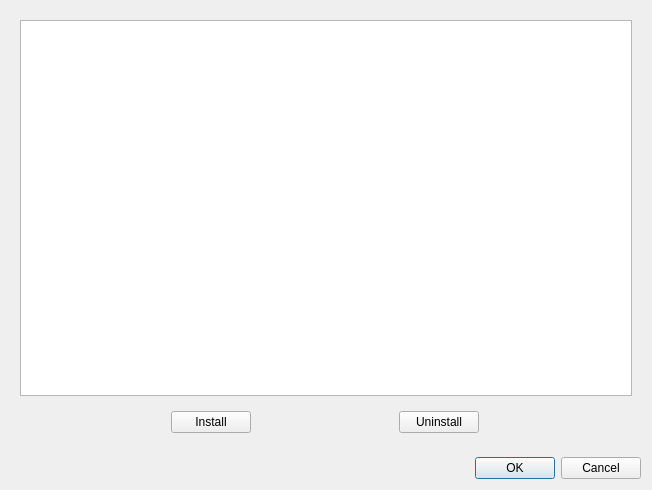
First picture: the form in src/ui/package_manager.ui, repository Mudlet/Mudlet, before the edit.
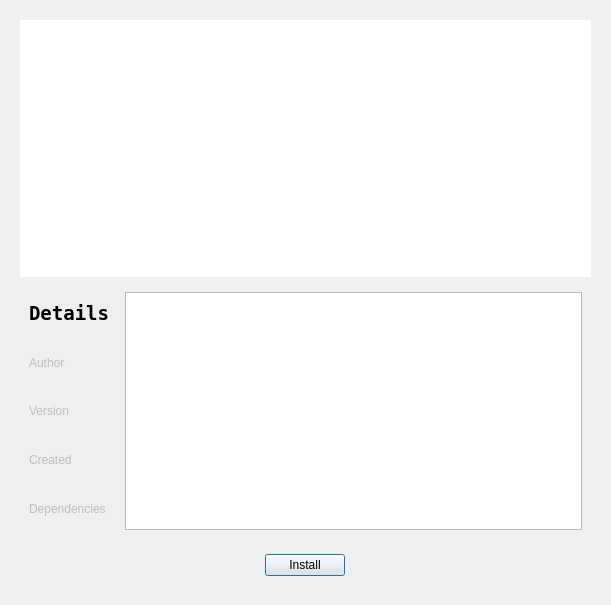
Second picture: the form after the edit.

Commit message: first attempt new package-manager gui

```diff
--- a/src/ui/package_manager.ui
+++ b/src/ui/package_manager.ui
@@ -6,8 +6,8 @@
    <rect>
     <x>0</x>
     <y>0</y>
-    <width>652</width>
-    <height>490</height>
+    <width>611</width>
+    <height>605</height>
    </rect>
   </property>
   <layout class="QVBoxLayout" name="verticalLayout_3">
@@ -21,10 +21,216 @@
      </property>
      <layout class="QVBoxLayout" name="verticalLayout_2">
       <item>
-       <widget class="QListWidget" name="packageList">
+       <widget class="QTableWidget" name="packageTable">
+        <property name="autoFillBackground">
+         <bool>false</bool>
+        </property>
+        <property name="frameShape">
+         <enum>QFrame::NoFrame</enum>
+        </property>
         <property name="selectionMode">
          <enum>QAbstractItemView::ExtendedSelection</enum>
         </property>
+        <property name="selectionBehavior">
+         <enum>QAbstractItemView::SelectRows</enum>
+        </property>
+        <property name="iconSize">
+         <size>
+          <width>40</width>
+          <height>40</height>
+         </size>
+        </property>
+        <property name="textElideMode">
+         <enum>Qt::ElideMiddle</enum>
+        </property>
+        <property name="showGrid">
+         <bool>false</bool>
+        </property>
+        <property name="columnCount">
+         <number>3</number>
+        </property>
+        <attribute name="horizontalHeaderVisible">
+         <bool>false</bool>
+        </attribute>
+        <attribute name="horizontalHeaderStretchLastSection">
+         <bool>false</bool>
+        </attribute>
+        <attribute name="verticalHeaderVisible">
+         <bool>false</bool>
+        </attribute>
+        <attribute name="verticalHeaderDefaultSectionSize">
+         <number>50</number>
+        </attribute>
+        <column/>
+        <column/>
+        <column/>
+       </widget>
+      </item>
+      <item>
+       <widget class="QWidget" name="widget_3" native="true">
+        <layout class="QHBoxLayout" name="horizontalLayout_3">
+         <item>
+          <layout class="QHBoxLayout" name="horizontalLayout_2">
+           <item>
+            <layout class="QFormLayout" name="formLayout">
+             <property name="verticalSpacing">
+              <number>6</number>
+             </property>
+             <item row="0" column="0" colspan="2">
+              <widget class="QLabel" name="label">
+               <property name="sizePolicy">
+                <sizepolicy hsizetype="Minimum" vsizetype="MinimumExpanding">
+                 <horstretch>0</horstretch>
+                 <verstretch>0</verstretch>
+                </sizepolicy>
+               </property>
+               <property name="font">
+                <font>
+                 <family>DejaVu Sans Mono</family>
+                 <pointsize>14</pointsize>
+                 <weight>75</weight>
+                 <bold>true</bold>
+                </font>
+               </property>
+               <property name="text">
+                <string>Details</string>
+               </property>
+              </widget>
+             </item>
+             <item row="1" column="0">
+              <widget class="QLabel" name="Author_Label">
+               <property name="enabled">
+                <bool>false</bool>
+               </property>
+               <property name="sizePolicy">
+                <sizepolicy hsizetype="Minimum" vsizetype="MinimumExpanding">
+                 <horstretch>0</horstretch>
+                 <verstretch>0</verstretch>
+                </sizepolicy>
+               </property>
+               <property name="text">
+                <string>Author</string>
+               </property>
+              </widget>
+             </item>
+             <item row="1" column="1">
+              <widget class="QLabel" name="Author">
+               <property name="sizePolicy">
+                <sizepolicy hsizetype="Minimum" vsizetype="MinimumExpanding">
+                 <horstretch>0</horstretch>
+                 <verstretch>0</verstretch>
+                </sizepolicy>
+               </property>
+               <property name="text">
+                <string/>
+               </property>
+              </widget>
+             </item>
+             <item row="2" column="0">
+              <widget class="QLabel" name="Version_Label">
+               <property name="enabled">
+                <bool>false</bool>
+               </property>
+               <property name="sizePolicy">
+                <sizepolicy hsizetype="Minimum" vsizetype="MinimumExpanding">
+                 <horstretch>0</horstretch>
+                 <verstretch>0</verstretch>
+                </sizepolicy>
+               </property>
+               <property name="text">
+                <string>Version</string>
+               </property>
+              </widget>
+             </item>
+             <item row="2" column="1">
+              <widget class="QLabel" name="Version">
+               <property name="sizePolicy">
+                <sizepolicy hsizetype="Minimum" vsizetype="MinimumExpanding">
+                 <horstretch>0</horstretch>
+                 <verstretch>0</verstretch>
+                </sizepolicy>
+               </property>
+               <property name="text">
+                <string/>
+               </property>
+              </widget>
+             </item>
+             <item row="3" column="0">
+              <widget class="QLabel" name="Created_Label">
+               <property name="enabled">
+                <bool>false</bool>
+               </property>
+               <property name="sizePolicy">
+                <sizepolicy hsizetype="Minimum" vsizetype="MinimumExpanding">
+                 <horstretch>0</horstretch>
+                 <verstretch>0</verstretch>
+                </sizepolicy>
+               </property>
+               <property name="text">
+                <string>Created</string>
+               </property>
+              </widget>
+             </item>
+             <item row="3" column="1">
+              <widget class="QLabel" name="Created">
+               <property name="sizePolicy">
+                <sizepolicy hsizetype="Minimum" vsizetype="MinimumExpanding">
+                 <horstretch>0</horstretch>
+                 <verstretch>0</verstretch>
+                </sizepolicy>
+               </property>
+               <property name="text">
+                <string/>
+               </property>
+              </widget>
+             </item>
+             <item row="4" column="0">
+              <widget class="QLabel" name="Dependencies_Label">
+               <property name="enabled">
+                <bool>false</bool>
+               </property>
+               <property name="sizePolicy">
+                <sizepolicy hsizetype="Minimum" vsizetype="MinimumExpanding">
+                 <horstretch>0</horstretch>
+                 <verstretch>0</verstretch>
+                </sizepolicy>
+               </property>
+               <property name="text">
+                <string>Dependencies</string>
+               </property>
+              </widget>
+             </item>
+             <item row="4" column="1">
+              <widget class="QLabel" name="Dependencies">
+               <property name="sizePolicy">
+                <sizepolicy hsizetype="Minimum" vsizetype="MinimumExpanding">
+                 <horstretch>0</horstretch>
+                 <verstretch>0</verstretch>
+                </sizepolicy>
+               </property>
+               <property name="text">
+                <string/>
+               </property>
+              </widget>
+             </item>
+            </layout>
+           </item>
+           <item>
+            <widget class="QTextEdit" name="packageDescription">
+             <property name="sizePolicy">
+              <sizepolicy hsizetype="Expanding" vsizetype="MinimumExpanding">
+               <horstretch>0</horstretch>
+               <verstretch>10</verstretch>
+              </sizepolicy>
+             </property>
+             <property name="readOnly">
+              <bool>true</bool>
+             </property>
+            </widget>
+           </item>
+          </layout>
+         </item>
+        </layout>
        </widget>
       </item>
       <item>
@@ -49,35 +255,12 @@
            </property>
           </widget>
          </item>
-         <item>
-          <widget class="QPushButton" name="uninstallButton">
-           <property name="sizePolicy">
-            <sizepolicy hsizetype="Fixed" vsizetype="Fixed">
-             <horstretch>0</horstretch>
-             <verstretch>0</verstretch>
-            </sizepolicy>
-           </property>
-           <property name="text">
-            <string>Uninstall</string>
-           </property>
-          </widget>
-         </item>
         </layout>
        </widget>
       </item>
      </layout>
     </widget>
    </item>
-   <item>
-    <widget class="QDialogButtonBox" name="buttonBox">
-     <property name="orientation">
-      <enum>Qt::Horizontal</enum>
-     </property>
-     <property name="standardButtons">
-      <set>QDialogButtonBox::Cancel|QDialogButtonBox::Ok</set>
-     </property>
-    </widget>
-   </item>
   </layout>
  </widget>
  <resources/>
```
Left out of the diff: 35 changed lines with no effect on the pictures. The commit also changes 2 other files.
